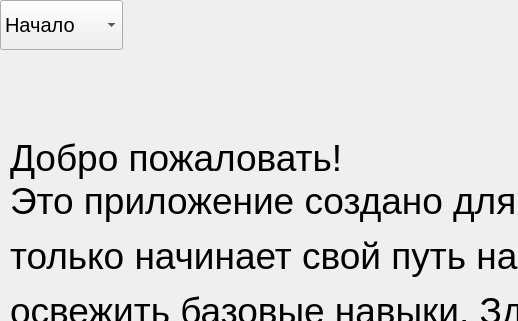
usys36545-netizen/MASLO, file MASLO.ui: the form before one commit; both pictures show x 0 to 518 and y 0 to 321 of the 1024 by 581 pixel window.
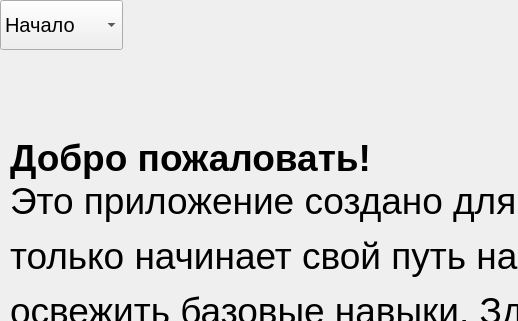
The form after the commit.

Commit message:
Жирный шрифт.
теперь в тексте 'Добро пожаловать!
Это приложение создано для тех, кто
только начинает свой путь на кухне — или хочет
освежить базовые навыки. Здесь вы найдёте понятные
инструкции, полезные советы и пошаговые рецепты.
Удачи и приятного аппетита!'
Добро пожаловать! имеет жирный шрифт

```diff
--- a/MASLO.ui
+++ b/MASLO.ui
@@ -153,7 +153,7 @@
     <number>0</number>
    </property>
    <property name="text">
-    <string>&lt;html&gt;&lt;head/&gt;&lt;body&gt;&lt;p&gt;&lt;span style=&quot; font-size:28pt;&quot;&gt;Добро пожаловать!&lt;/span&gt;&lt;span style=&quot; font-size:28pt;&quot;&gt;&lt;br/&gt;Это приложение создано для тех, кто&lt;/span&gt;&lt;/p&gt;&lt;p&gt;&lt;span style=&quot; font-size:28pt;&quot;&gt;только начинает свой путь на кухне — или хочет&lt;/span&gt;&lt;/p&gt;&lt;p&gt;&lt;span style=&quot; font-size:28pt;&quot;&gt;освежить базовые навыки. Здесь вы найдёте понятные&lt;/span&gt;&lt;/p&gt;&lt;p&gt;&lt;span style=&quot; font-size:28pt;&quot;&gt;инструкции, полезные советы и пошаговые рецепты. &lt;/span&gt;&lt;/p&gt;&lt;p&gt;&lt;span style=&quot; font-size:28pt;&quot;&gt;Удачи и приятного аппетита!&lt;/span&gt;&lt;/p&gt;&lt;/body&gt;&lt;/html&gt;</string>
+    <string>&lt;html&gt;&lt;head/&gt;&lt;body&gt;&lt;p&gt;&lt;span style=&quot; font-size:28pt; font-weight:600;&quot;&gt;Добро пожаловать!&lt;/span&gt;&lt;span style=&quot; font-size:28pt;&quot;&gt;&lt;br/&gt;Это приложение создано для тех, кто&lt;/span&gt;&lt;/p&gt;&lt;p&gt;&lt;span style=&quot; font-size:28pt;&quot;&gt;только начинает свой путь на кухне — или хочет&lt;/span&gt;&lt;/p&gt;&lt;p&gt;&lt;span style=&quot; font-size:28pt;&quot;&gt;освежить базовые навыки. Здесь вы найдёте понятные&lt;/span&gt;&lt;/p&gt;&lt;p&gt;&lt;span style=&quot; font-size:28pt;&quot;&gt;инструкции, полезные советы и пошаговые рецепты. &lt;/span&gt;&lt;/p&gt;&lt;p&gt;&lt;span style=&quot; font-size:28pt;&quot;&gt;Удачи и приятного аппетита!&lt;/span&gt;&lt;/p&gt;&lt;/body&gt;&lt;/html&gt;</string>
    </property>
   </widget>
  </widget>
```
The commit also changes 1 other file.
